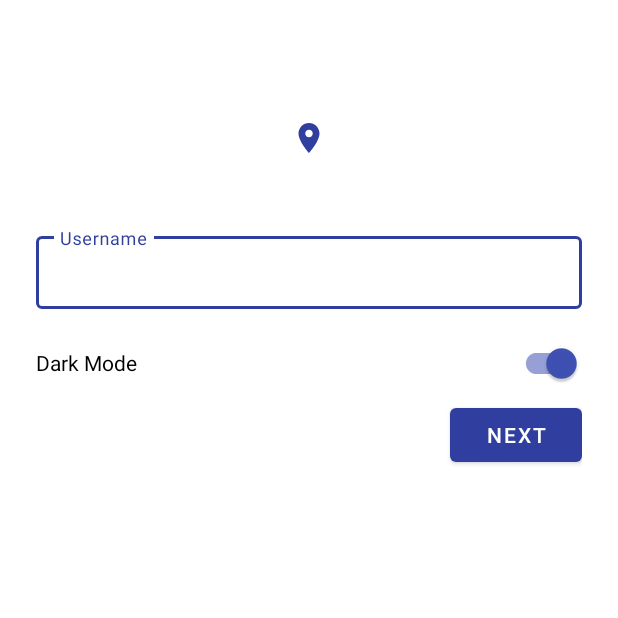
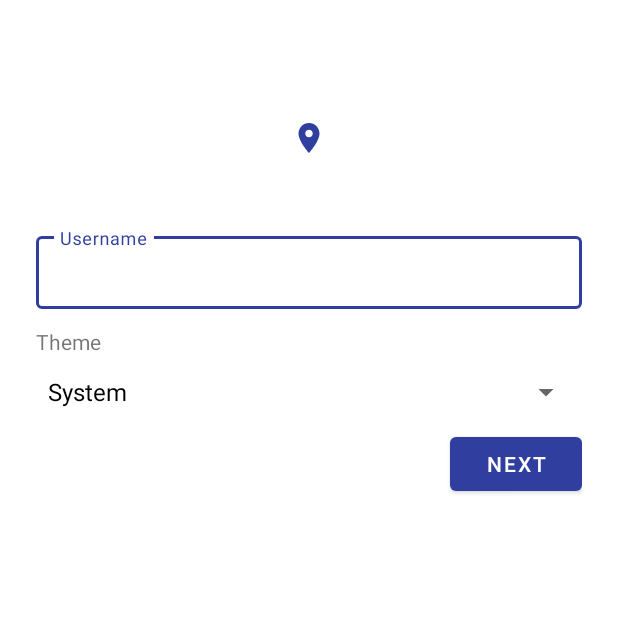
Before and after one commit to PinPoint/PinPoint-App, an Android app: the screen it shows after launch (LoginActivity), in the options menu, after a tap on "Settings", on a phone screen of 412 x 824 dp, the top half of it. Run offline under Robolectric (Android 15) with nearby library versions, the phone set to English and light mode, and no system bars.

Commit message:
:sparkles: Implement dark mode

```diff
--- a/app/src/main/java/de/pinpoint/app/LoginActivity.java
+++ b/app/src/main/java/de/pinpoint/app/LoginActivity.java
@@ -1,13 +1,22 @@
 package de.pinpoint.app;
 
 import androidx.appcompat.app.AppCompatActivity;
+import androidx.appcompat.app.AppCompatDelegate;
 import androidx.appcompat.content.res.AppCompatResources;
 
+import android.content.SharedPreferences;
+import android.content.res.Configuration;
 import android.os.Bundle;
 import android.view.View;
+import android.widget.AdapterView;
+import android.widget.ArrayAdapter;
 import android.widget.Button;
+import android.widget.CompoundButton;
+import android.widget.Spinner;
+import android.widget.Switch;
 
 import com.google.android.material.snackbar.Snackbar;
+import com.google.android.material.switchmaterial.SwitchMaterial;
 
 public class LoginActivity extends AppCompatActivity {
 
@@ -16,9 +25,37 @@ public class LoginActivity extends AppCompatActivity {
         super.onCreate(savedInstanceState);
         setContentView(R.layout.activity_login);
 
+        // Dark Mode Spinner
+        SharedPreferences sharedPreferences = getSharedPreferences("sharedPrefs", MODE_PRIVATE);
+        final SharedPreferences.Editor editor = sharedPreferences.edit();
+        final int darkModeSetting = sharedPreferences.getInt("darkModeSetting", 0);
+
+        Spinner spinner = (Spinner) findViewById(R.id.darkModeSpinner);
+        ArrayAdapter<CharSequence> adapter = ArrayAdapter.createFromResource(this, R.array.darkmode_array, android.R.layout.simple_spinner_dropdown_item);
+        spinner.setAdapter(adapter);
+
+        spinner.setSelection(darkModeSetting);
+
+        spinner.setOnItemSelectedListener(new AdapterView.OnItemSelectedListener() {
+            @Override
+            public void onItemSelected(AdapterView<?> parent, View view, int position, long id) {
+                editor.putInt("darkModeSetting", position);
+                editor.apply();
+                if (position == 1)
+                    AppCompatDelegate.setDefaultNightMode(AppCompatDelegate.MODE_NIGHT_YES);
+                else if (position == 2)
+                    AppCompatDelegate.setDefaultNightMode(AppCompatDelegate.MODE_NIGHT_NO);
+                else
+                    AppCompatDelegate.setDefaultNightMode(AppCompatDelegate.MODE_NIGHT_FOLLOW_SYSTEM);
+            }
+
+            @Override
+            public void onNothingSelected(AdapterView<?> parent) {
+
+            }
+        });
 
         Button button = findViewById(R.id.nextButton);
-
         button.setOnClickListener(new View.OnClickListener() {
             @Override
             public void onClick(View view) {
--- a/app/src/main/java/de/pinpoint/app/MainActivity.java
+++ b/app/src/main/java/de/pinpoint/app/MainActivity.java
@@ -1,11 +1,13 @@
 package de.pinpoint.app;
 
 import androidx.appcompat.app.AppCompatActivity;
+import androidx.appcompat.app.AppCompatDelegate;
 import androidx.appcompat.content.res.AppCompatResources;
 import androidx.appcompat.widget.Toolbar;
 
 import android.content.Context;
 import android.content.Intent;
+import android.content.SharedPreferences;
 import android.os.Bundle;
 import android.view.MenuItem;
 import android.view.View;
@@ -22,6 +24,16 @@ public class MainActivity extends AppCompatActivity {
     protected void onCreate(Bundle savedInstanceState) {
         super.onCreate(savedInstanceState);
         setContentView(R.layout.activity_main);
+
+        SharedPreferences sharedPreferences = getSharedPreferences("sharedPrefs", MODE_PRIVATE);
+        final int darkModeSetting = sharedPreferences.getInt("darkModeSetting", 0);
+
+        if (darkModeSetting == 1)
+            AppCompatDelegate.setDefaultNightMode(AppCompatDelegate.MODE_NIGHT_YES);
+        else if (darkModeSetting == 2)
+            AppCompatDelegate.setDefaultNightMode(AppCompatDelegate.MODE_NIGHT_NO);
+        else
+            AppCompatDelegate.setDefaultNightMode(AppCompatDelegate.MODE_NIGHT_FOLLOW_SYSTEM);
 
         FloatingActionButton fab = findViewById(R.id.locationFab);
 
@@ -48,8 +60,6 @@ public class MainActivity extends AppCompatActivity {
             @Override
             public void onClick(View view) {
                 FloatingActionButton fab = findViewById(R.id.locationFab);
-
-
             }
         });
 
--- a/app/src/main/res/layout/activity_login.xml
+++ b/app/src/main/res/layout/activity_login.xml
@@ -39,11 +39,16 @@
 
         </com.google.android.material.textfield.TextInputLayout>
 
-        <com.google.android.material.switchmaterial.SwitchMaterial
+        <TextView
+            android:layout_width="wrap_content"
+            android:layout_height="wrap_content"
+            android:text="Theme"/>
+
+        <Spinner
+            android:id="@+id/darkModeSpinner"
             android:layout_width="match_parent"
-            android:layout_height="wrap_content"
-            android:checked="true"
-            android:text="Dark Mode"/>
+            android:layout_height="wrap_content" />
+
 
         <Button
             android:id="@+id/nextButton"
--- a/app/src/main/res/values/strings.xml
+++ b/app/src/main/res/values/strings.xml
@@ -1,3 +1,8 @@
 <resources>
     <string name="app_name">PinPoint</string>
+    <string-array name="darkmode_array">
+        <item>System</item>
+        <item>Dark</item>
+        <item>Light</item>
+    </string-array>
 </resources>
--- a/app/src/main/res/values/styles.xml
+++ b/app/src/main/res/values/styles.xml
@@ -1,6 +1,6 @@
 <resources>
     <!-- Base application theme. -->
-    <style name="AppTheme" parent="Theme.MaterialComponents.Light.NoActionBar">
+    <style name="AppTheme" parent="Theme.MaterialComponents.DayNight.NoActionBar">
         <!-- Customize your theme here. -->
         <item name="colorPrimary">@color/colorPrimary</item>
         <item name="colorPrimaryDark">@color/colorPrimaryDark</item>
```
